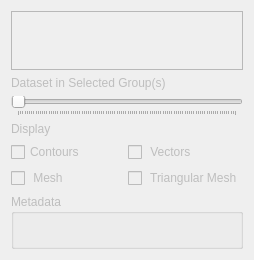
Old version of the form src/ui/mesh/qgsmeshrendereractivedatasetwidgetbase.ui in the repository qgis/QGIS.
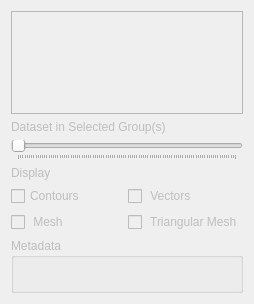
New version of the form. Custom widgets are drawn as their Qt base class.

```diff
--- a/src/ui/mesh/qgsmeshrendereractivedatasetwidgetbase.ui
+++ b/src/ui/mesh/qgsmeshrendereractivedatasetwidgetbase.ui
@@ -10,7 +10,7 @@
     <x>0</x>
     <y>0</y>
     <width>254</width>
-    <height>260</height>
+    <height>304</height>
    </rect>
   </property>
   <property name="windowTitle">
@@ -22,14 +22,9 @@
      <property name="minimumSize">
       <size>
        <width>0</width>
-       <height>55</height>
+       <height>100</height>
       </size>
      </property>
-     <column>
-      <property name="text">
-       <string notr="true">1</string>
-      </property>
-     </column>
     </widget>
    </item>
    <item>
```
